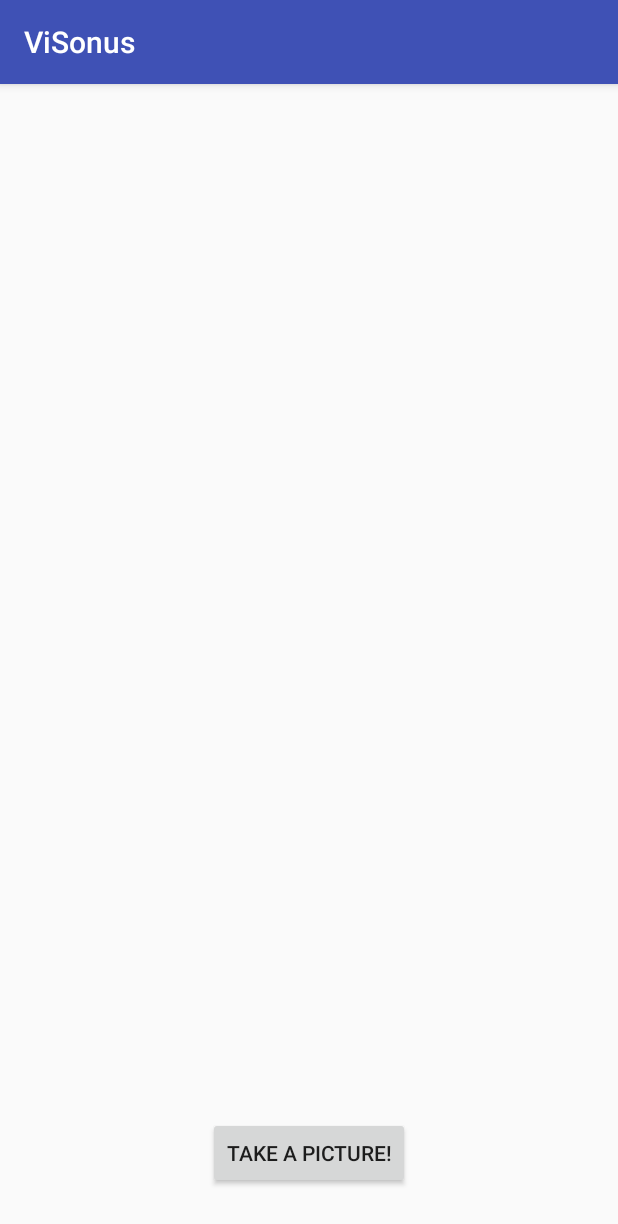
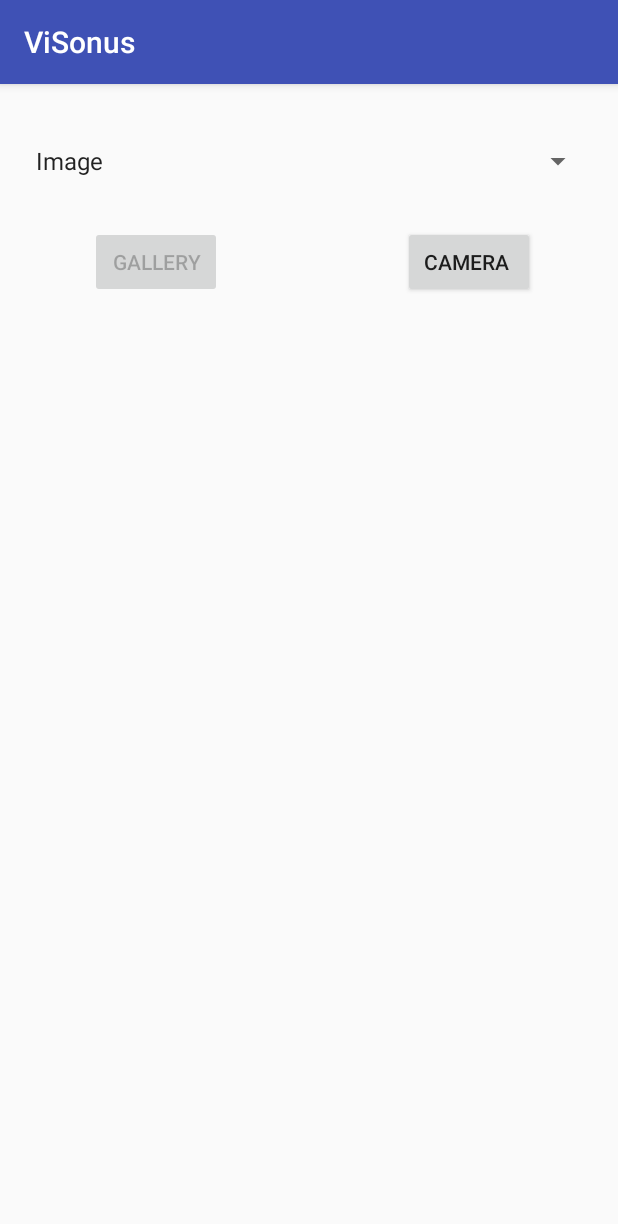
Before and after one commit to choudhury-abhishek29/CameraDemo, an Android app: the screen it shows after launch (MainActivity), on a phone screen of 412 x 824 dp. Shown: the top 1224 px of the screen. Run offline under Robolectric (Android 15) with nearby library versions, the phone set to English and light mode, and no system bars; pictures from the network do not load.

Commit message:
1. Added drop down menu(spinner) for selecting between text and code 2. Added select image from gallery module

```diff
--- a/app/src/main/java/com/visonus/camerademo/MainActivity.java
+++ b/app/src/main/java/com/visonus/camerademo/MainActivity.java
@@ -4,6 +4,7 @@ import android.Manifest;
 import android.content.Intent;
 import android.content.pm.PackageManager;
 import android.graphics.Bitmap;
+import android.graphics.BitmapFactory;
 import android.net.Uri;
 import android.os.Environment;
 import android.provider.MediaStore;
@@ -15,7 +16,8 @@ import android.util.Log;
 import android.view.View;
 import android.widget.Button;
 import android.widget.ImageView;
-import android.widget.TextView;
+import android.widget.Spinner;
+
 import com.deshpande.camerademo.R;
 
 import java.io.File;
@@ -25,16 +27,18 @@ import java.text.SimpleDateFormat;
 import java.util.Date;
 
 
-public class MainActivity extends AppCompatActivity implements TaskCompleted {
+public class MainActivity extends AppCompatActivity implements TaskCompleted, View.OnClickListener
+{
 
-    private Button takePictureButton;
+    private Button camera_button, gallery_button;
     private ImageView imageView;
-    private TextView textView;
-    private TextView responseTextView;
+//    private TextView textView;
+    private Spinner spinner;
     private Uri file;
     private Bitmap photo;
     private String path;
     public static final String RESPONSE_TEXT = "com.visonus.camerademo.RESPONSE_TEXT";
+    private ImageView loading;
 
 
     @Override
@@ -43,13 +47,23 @@ public class MainActivity extends AppCompatActivity implements TaskCompleted {
         super.onCreate(savedInstanceState);
         setContentView(R.layout.activity_main);
 
-        takePictureButton = (Button) findViewById(R.id.button_image);
+        camera_button = (Button) findViewById(R.id.button_camera);
+        gallery_button = (Button) findViewById(R.id.button_gallery);
         imageView = (ImageView) findViewById(R.id.imageview);
-        textView = (TextView) findViewById(R.id.textView);
+        spinner = (Spinner) findViewById(R.id.image_select);
+        loading = (ImageView) findViewById(R.id.loading);
+
+        gallery_button.setOnClickListener(this);
+//        textView = (TextView) findViewById(R.id.textView);
 
         if (ContextCompat.checkSelfPermission(this, Manifest.permission.CAMERA) != PackageManager.PERMISSION_GRANTED) {
-            takePictureButton.setEnabled(false);
+            camera_button.setEnabled(false);
             ActivityCompat.requestPermissions(this, new String[] { Manifest.permission.CAMERA, Manifest.permission.WRITE_EXTERNAL_STORAGE }, 0);
+        }
+
+        if (ContextCompat.checkSelfPermission(this, Manifest.permission.READ_EXTERNAL_STORAGE) != PackageManager.PERMISSION_GRANTED) {
+            gallery_button.setEnabled(false);
+            ActivityCompat.requestPermissions(this, new String[] { Manifest.permission.READ_EXTERNAL_STORAGE }, 0);
         }
     }
 
@@ -59,7 +73,8 @@ public class MainActivity extends AppCompatActivity implements TaskCompleted {
         if (requestCode == 0) {
             if (grantResults.length > 0 && grantResults[0] == PackageManager.PERMISSION_GRANTED
                     && grantResults[1] == PackageManager.PERMISSION_GRANTED) {
-                takePictureButton.setEnabled(true);
+                camera_button.setEnabled(true);
+                gallery_button.setEnabled(true);
             }
         }
     }
@@ -78,11 +93,6 @@ public class MainActivity extends AppCompatActivity implements TaskCompleted {
         Intent cropIntent = new Intent("com.android.camera.action.CROP");
         cropIntent.setDataAndType(crop, "image/*");
         cropIntent.putExtra("return-data", true);
-//        cropIntent.putExtra("outputX", 3264);
-//        cropIntent.putExtra("outputY", 1836);
-//        cropIntent.putExtra("aspectX", 1);
-//        cropIntent.putExtra("aspectY", 1);
-//        cropIntent.putExtra(MediaStore.EXTRA_OUTPUT, crop);
         startActivityForResult(cropIntent, 200);
     }
 
@@ -95,6 +105,7 @@ public class MainActivity extends AppCompatActivity implements TaskCompleted {
             {
                 case 100:
                     path = file.getPath();
+//                    path = RealPathUtil.getRealPathFromURI_API19(this, data.getData());
                     performCrop(file);
                     break;
 
@@ -105,7 +116,12 @@ public class MainActivity extends AppCompatActivity implements TaskCompleted {
                     FileOutputStream fileOutputStream = null;
                     try
                     {
-                        fileOutputStream = new FileOutputStream(path);
+                        path = RealPathUtil.getRealPathFromURI_API19(this, data.getData());
+                        File cropped_img = new File(path);
+                        if(cropped_img.exists()){
+                            photo = BitmapFactory.decodeFile(cropped_img.getAbsolutePath());
+                        }
+                        fileOutputStream = new FileOutputStream(cropped_img);
                         photo.compress(Bitmap.CompressFormat.JPEG, 100, fileOutputStream);
                     } catch (Exception e) {
                         e.printStackTrace();
@@ -119,7 +135,9 @@ public class MainActivity extends AppCompatActivity implements TaskCompleted {
                         }
                     }
                     imageView.setImageBitmap(photo);
-                    textView.setText("PATH : "+path);
+                    //loading image
+                    loading.setImageResource(R.mipmap.loading_bar);
+                    //textView.setText("PATH : "+path);
 
                     try
                     {
@@ -128,6 +146,20 @@ public class MainActivity extends AppCompatActivity implements TaskCompleted {
                         Log.d("HMKCODE", "[MainActivity][onActivityResult]post text read");
                     }
                     catch (Exception e)
+                    {
+                        e.printStackTrace();
+                    }
+                    break;
+
+                case 300:
+                    try
+                    {
+                        path = RealPathUtil.getRealPathFromURI_API19(this, data.getData());
+                        imageView.setImageURI(data.getData());
+                        loading.setImageResource(R.mipmap.loading_bar);
+                        connectForMultipart(path);
+                    }
+                    catch(Exception e)
                     {
                         e.printStackTrace();
                     }
@@ -155,7 +187,9 @@ public class MainActivity extends AppCompatActivity implements TaskCompleted {
     public void connectForMultipart(String filePath) throws Exception
     {
         Log.d("HMKCODE", "[MainActivity][connectForMultipart]");
-        new CallServer(MainActivity.this).execute(filePath);
+        String spinner_text = spinner.getSelectedItem().toString();
+        Log.d("HMKCODE", "[MainActivity][connectForMultipart] Selectd Spinner Text : "+spinner_text);
+        new CallServer(MainActivity.this).execute(filePath, spinner_text);
     }
 
     @Override
@@ -165,4 +199,13 @@ public class MainActivity extends AppCompatActivity implements TaskCompleted {
         readIntent.putExtra(RESPONSE_TEXT, result);
         startActivity(readIntent);
     }
+
+    @Override
+    public void onClick(View view)
+    {
+        Intent pick_intent = new Intent(Intent.ACTION_GET_CONTENT);
+        pick_intent.setType("image/*");
+        startActivityForResult(pick_intent, 300);
+
+    }
 }
--- a/app/src/main/res/layout/activity_main.xml
+++ b/app/src/main/res/layout/activity_main.xml
@@ -10,29 +10,65 @@
     tools:context="com.visonus.camerademo.MainActivity">
 
 
-    <ImageView
-        android:id="@+id/imageview"
-        android:layout_width="wrap_content"
-        android:layout_height="wrap_content"
-        android:layout_centerHorizontal="true"
-        android:layout_above="@+id/textView"/>
+
 
     <TextView
         android:id="@+id/textView"
         android:layout_width="wrap_content"
         android:layout_height="wrap_content"
-        android:layout_above="@+id/button_image"
+        android:layout_above="@+id/button_gallery"
         android:layout_centerHorizontal="true"
         android:layout_marginBottom="14dp" />
 
+    <Spinner
+        android:id="@+id/image_select"
+        android:layout_width="match_parent"
+        android:layout_height="wrap_content"
+        android:layout_alignParentStart="true"
+        android:layout_alignParentTop="true"
+        android:layout_marginTop="23dp"
+        android:elevation="0dp"
+        android:entries="@array/imageTypeArray"
+        android:prompt="@string/image_prompt"
+        android:spinnerMode="dropdown" />
+
     <Button
-        android:id="@+id/button_image"
+        android:id="@+id/button_gallery"
         android:layout_width="wrap_content"
         android:layout_height="48dp"
         android:onClick="takePicture"
-        android:text="Take a picture!"
-        android:layout_marginBottom="15dp"
+        android:text="Gallery"
+        android:layout_marginStart="44dp"
+        android:layout_alignBaseline="@+id/button_camera"
+        android:layout_alignBottom="@+id/button_camera"
+        android:layout_alignParentStart="true" />
+
+    <Button
+        android:id="@+id/button_camera"
+        android:layout_width="wrap_content"
+        android:layout_height="48dp"
+        android:layout_alignParentEnd="true"
+        android:layout_below="@+id/image_select"
+        android:layout_marginEnd="39dp"
+        android:layout_marginTop="31dp"
+        android:onClick="takePicture"
+        android:text="Camera " />
+
+    <ImageView
+        android:id="@+id/imageview"
+        android:layout_width="match_parent"
+        android:layout_height="match_parent"
+        android:layout_above="@+id/loading"
+        android:layout_below="@+id/button_gallery"
+        android:layout_centerHorizontal="true"
+        android:paddingTop="20dp" />
+
+    <ImageView
+        android:id="@+id/loading"
+        android:layout_width="150dp"
+        android:layout_height="120dp"
         android:layout_alignParentBottom="true"
-        android:layout_centerHorizontal="true" />
+        android:layout_centerHorizontal="true"
+        android:scaleType="centerCrop"/>
 
 </RelativeLayout>
--- a/app/src/main/res/values/strings.xml
+++ b/app/src/main/res/values/strings.xml
@@ -1,3 +1,9 @@
 <resources>
     <string name="app_name">ViSonus</string>
+
+    <string name="image_prompt">Choose Image Type</string>
+    <string-array name="imageTypeArray">
+        <item>Image</item>
+        <item>Code</item>
+    </string-array>
 </resources>
```
Also changed, not shown: app/src/main/java/com/visonus/camerademo/CallServer.java (+14 -5 lines).
